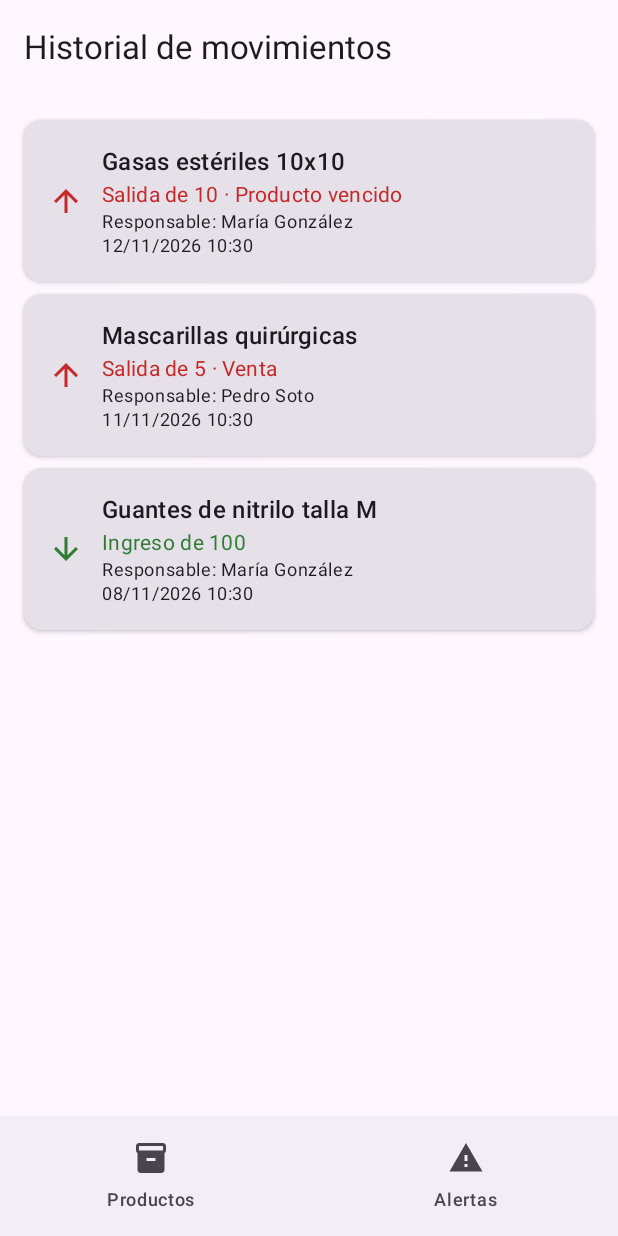
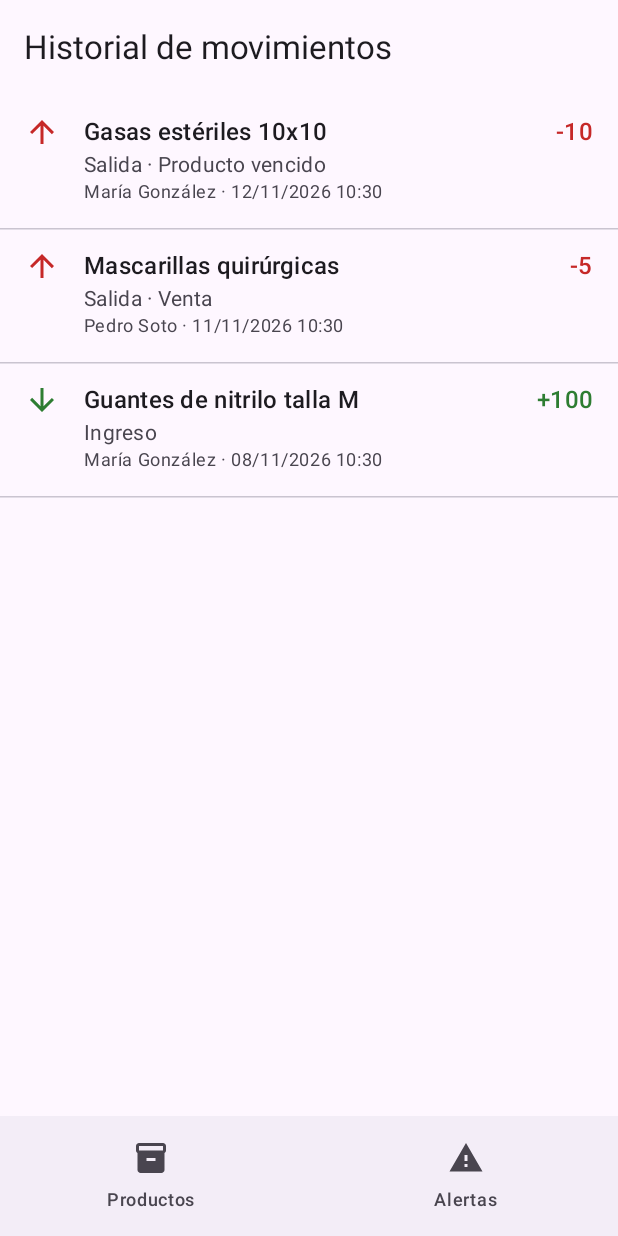
Before and after one commit to ItaloCarmonaM/Cappucare, an Android app built with Jetpack Compose: the HistorialScreen screen opened through its navigation route, on a phone screen of 412 x 824 dp. Run offline under Robolectric (Android 15) with nearby library versions, the phone set to English and light mode, and no system bars; our stand-ins replace Room's generated code, window size class.

Commit message:
Modificación pantalla historial de perfil encargado, muestra información en tablas en vez de tarjetas.

```diff
--- a/app/src/main/java/com/example/cappucare/ui/screens/HistorialScreen.kt
+++ b/app/src/main/java/com/example/cappucare/ui/screens/HistorialScreen.kt
@@ -1,26 +1,21 @@
 package com.example.cappucare.ui.screens
 
-import androidx.compose.foundation.layout.Arrangement
 import androidx.compose.foundation.layout.Box
 import androidx.compose.foundation.layout.Column
-import androidx.compose.foundation.layout.PaddingValues
-import androidx.compose.foundation.layout.Row
-import androidx.compose.foundation.layout.Spacer
 import androidx.compose.foundation.layout.WindowInsets
 import androidx.compose.foundation.layout.fillMaxSize
 import androidx.compose.foundation.layout.fillMaxWidth
 import androidx.compose.foundation.layout.padding
-import androidx.compose.foundation.layout.width
-import androidx.compose.foundation.lazy.grid.GridCells
-import androidx.compose.foundation.lazy.grid.LazyVerticalGrid
-import androidx.compose.foundation.lazy.grid.items
+import androidx.compose.foundation.layout.widthIn
+import androidx.compose.foundation.lazy.LazyColumn
+import androidx.compose.foundation.lazy.items
 import androidx.compose.material.icons.Icons
 import androidx.compose.material.icons.filled.ArrowDownward
 import androidx.compose.material.icons.filled.ArrowUpward
-import androidx.compose.material3.Card
-import androidx.compose.material3.CardDefaults
 import androidx.compose.material3.ExperimentalMaterial3Api
+import androidx.compose.material3.HorizontalDivider
 import androidx.compose.material3.Icon
+import androidx.compose.material3.ListItem
 import androidx.compose.material3.MaterialTheme
 import androidx.compose.material3.Scaffold
 import androidx.compose.material3.Text
@@ -30,13 +25,12 @@ import androidx.compose.runtime.collectAsState
 import androidx.compose.runtime.getValue
 import androidx.compose.ui.Alignment
 import androidx.compose.ui.Modifier
-import androidx.compose.ui.unit.dp
 import androidx.lifecycle.viewmodel.compose.viewModel
 import com.example.cappucare.model.MovimientoDetalle
 import com.example.cappucare.model.TipoMovimiento
 import com.example.cappucare.ui.theme.ColorAgotado
 import com.example.cappucare.ui.theme.ColorDisponible
-import com.example.cappucare.ui.utils.columnasProductos
+import com.example.cappucare.ui.utils.anchoMaximoContenido
 import com.example.cappucare.ui.utils.etiqueta
 import com.example.cappucare.ui.utils.rememberTamanoVentana
 import com.example.cappucare.viewmodel.HistorialViewModel
@@ -53,10 +47,9 @@ fun HistorialScreen(
     vm: HistorialViewModel = viewModel()
 ) {
     val movimientos by vm.movimientos.collectAsState()
-    val columnas = rememberTamanoVentana().columnasProductos
+    val anchoMaximo = rememberTamanoVentana().anchoMaximoContenido
 
     Scaffold(
-        // El menú inferior ya lo maneja AppNavigation: aquí no se repiten los márgenes
         contentWindowInsets = WindowInsets(0, 0, 0, 0),
         topBar = { TopAppBar(title = { Text("Historial de movimientos") }) }
     ) { padding ->
@@ -68,15 +61,15 @@ fun HistorialScreen(
                 Text("Aún no hay movimientos registrados")
             }
         } else {
-            LazyVerticalGrid(
-                columns = GridCells.Fixed(columnas),
-                modifier = Modifier.padding(padding),
-                verticalArrangement = Arrangement.spacedBy(8.dp),
-                horizontalArrangement = Arrangement.spacedBy(8.dp),
-                contentPadding = PaddingValues(16.dp)
+            Box(
+                Modifier.padding(padding).fillMaxSize(),
+                contentAlignment = Alignment.TopCenter
             ) {
-                items(movimientos, key = { it.movimiento.id }) { detalle ->
-                    TarjetaMovimiento(detalle)
+                LazyColumn(modifier = Modifier.widthIn(max = anchoMaximo).fillMaxWidth()) {
+                    items(movimientos, key = { it.movimiento.id }) { detalle ->
+                        FilaMovimiento(detalle)
+                        HorizontalDivider()
+                    }
                 }
             }
         }
@@ -84,34 +77,32 @@ fun HistorialScreen(
 }
 
 @Composable
-private fun TarjetaMovimiento(detalle: MovimientoDetalle) {
+private fun FilaMovimiento(detalle: MovimientoDetalle) {
     val m = detalle.movimiento
     val esIngreso = m.tipo == TipoMovimiento.INGRESO
     val color = if (esIngreso) ColorDisponible else ColorAgotado
+    val signo = if (esIngreso) "+" else "-"
     val fecha = SimpleDateFormat("dd/MM/yyyy HH:mm", Locale("es", "CL")).format(Date(m.fecha))
 
-    Card(
-        modifier = Modifier.fillMaxWidth(),
-        elevation = CardDefaults.cardElevation(defaultElevation = 2.dp)
-    ) {
-        Row(Modifier.padding(16.dp), verticalAlignment = Alignment.CenterVertically) {
+    ListItem(
+        leadingContent = {
             Icon(
                 imageVector = if (esIngreso) Icons.Default.ArrowDownward else Icons.Default.ArrowUpward,
                 contentDescription = m.tipo.etiqueta(),
                 tint = color
             )
-            Spacer(Modifier.width(12.dp))
-            Column(Modifier.weight(1f)) {
-                Text(detalle.productoNombre, style = MaterialTheme.typography.titleMedium)
-                Text(
-                    text = "${m.tipo.etiqueta()} de ${m.cantidad}" +
-                            (m.motivo?.let { " · ${it.etiqueta()}" } ?: ""),
-                    style = MaterialTheme.typography.bodyMedium,
-                    color = color
-                )
-                Text("Responsable: ${detalle.usuarioNombre}", style = MaterialTheme.typography.bodySmall)
-                Text(fecha, style = MaterialTheme.typography.bodySmall)
+        },
+        headlineContent = {
+            Text(detalle.productoNombre, style = MaterialTheme.typography.titleMedium)
+        },
+        supportingContent = {
+            Column {
+                Text(m.tipo.etiqueta() + (m.motivo?.let { " · ${it.etiqueta()}" } ?: ""))
+                Text("${detalle.usuarioNombre} · $fecha", style = MaterialTheme.typography.bodySmall)
             }
+        },
+        trailingContent = {
+            Text("$signo${m.cantidad}", style = MaterialTheme.typography.titleMedium, color = color)
         }
-    }
+    )
 }
```
